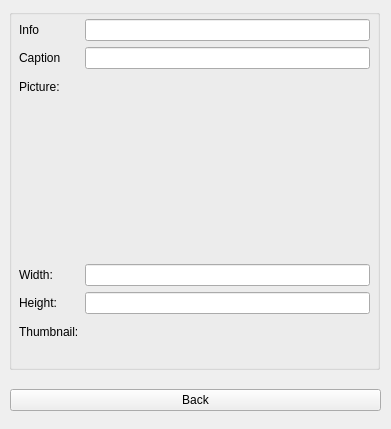
Old version of the form qt/apps/configurator/forms/picture_info.ui in the repository Wolframe/qtClient.
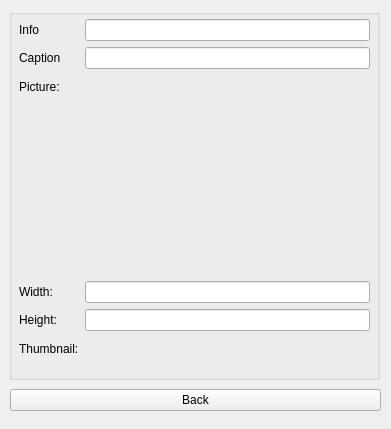
New version of the form.

```diff
--- a/qt/apps/configurator/forms/picture_info.ui
+++ b/qt/apps/configurator/forms/picture_info.ui
@@ -56,7 +56,7 @@
      <x>9</x>
      <y>9</y>
      <width>371</width>
-     <height>361</height>
+     <height>371</height>
     </rect>
    </property>
    <property name="minimumSize">
@@ -74,7 +74,7 @@
       <x>10</x>
       <y>10</y>
       <width>351</width>
-      <height>351</height>
+      <height>388</height>
      </rect>
     </property>
     <layout class="QFormLayout" name="formLayout">
@@ -138,42 +138,28 @@
        </property>
       </widget>
      </item>
-     <item row="3" column="0">
-      <widget class="QLabel" name="label_width">
-       <property name="text">
-        <string>Width:</string>
-       </property>
-      </widget>
-     </item>
-     <item row="3" column="1">
-      <widget class="QLineEdit" name="width">
-       <property name="readOnly">
-        <bool>true</bool>
-       </property>
-      </widget>
-     </item>
-     <item row="4" column="0">
+     <item row="6" column="0">
       <widget class="QLabel" name="label_height">
        <property name="text">
         <string>Height:</string>
        </property>
       </widget>
      </item>
-     <item row="4" column="1">
+     <item row="6" column="1">
       <widget class="QLineEdit" name="height">
        <property name="readOnly">
         <bool>true</bool>
        </property>
       </widget>
      </item>
-     <item row="5" column="0">
+     <item row="7" column="0">
       <widget class="QLabel" name="label_thumbnail">
        <property name="text">
         <string>Thumbnail:</string>
        </property>
       </widget>
      </item>
-     <item row="5" column="1">
+     <item row="7" column="1">
       <widget class="QLabel" name="thumbnail">
        <property name="minimumSize">
         <size>
@@ -186,6 +172,20 @@
        </property>
       </widget>
      </item>
+     <item row="5" column="0">
+      <widget class="QLabel" name="label_width">
+       <property name="text">
+        <string>Width:</string>
+       </property>
+      </widget>
+     </item>
+     <item row="5" column="1">
+      <widget class="QLineEdit" name="width">
+       <property name="readOnly">
+        <bool>true</bool>
+       </property>
+      </widget>
+     </item>
     </layout>
    </widget>
   </widget>
```
